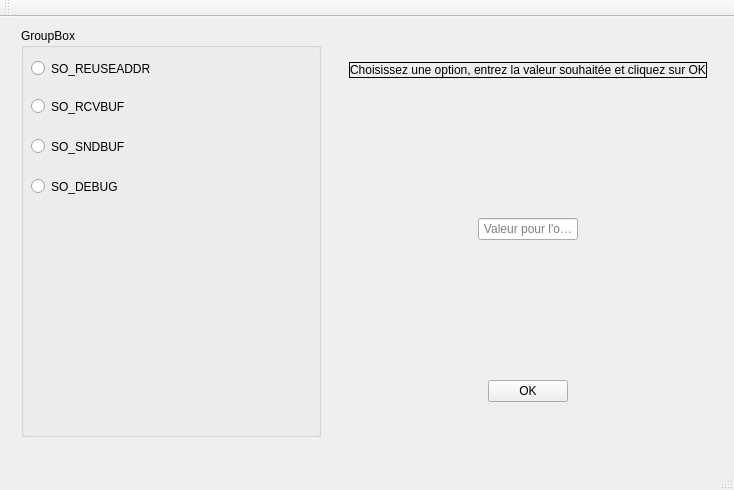
This is InterfaceGraphique/mainwindow.ui in Joe57/ProjetReseauM1 as Qt 5 draws it before an edit. The edited form follows.
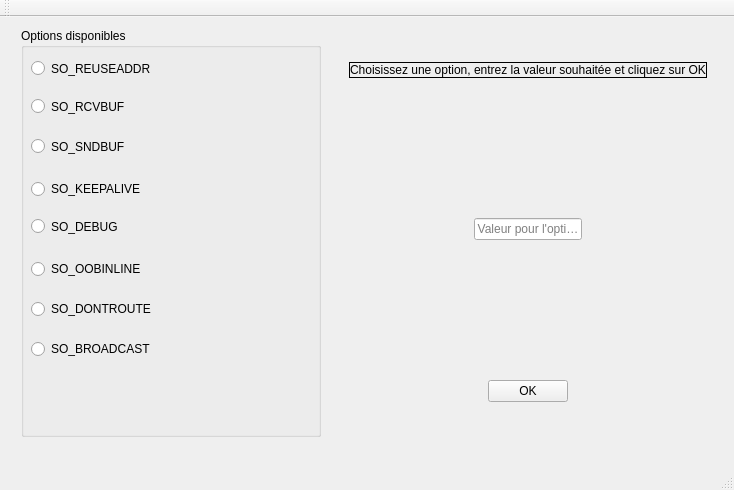
This is the edited form.

```diff
--- a/InterfaceGraphique/mainwindow.ui
+++ b/InterfaceGraphique/mainwindow.ui
@@ -39,7 +39,7 @@
         </size>
        </property>
        <property name="title">
-        <string>GroupBox</string>
+        <string>Options disponibles</string>
        </property>
        <widget class="QRadioButton" name="radioButton_1">
         <property name="geometry">
@@ -80,17 +80,69 @@
          <string>SO_SNDBUF</string>
         </property>
        </widget>
+       <widget class="QRadioButton" name="radioButton_5">
+        <property name="geometry">
+         <rect>
+          <x>10</x>
+          <y>190</y>
+          <width>151</width>
+          <height>17</height>
+         </rect>
+        </property>
+        <property name="text">
+         <string>SO_DEBUG</string>
+        </property>
+       </widget>
        <widget class="QRadioButton" name="radioButton_4">
         <property name="geometry">
          <rect>
           <x>10</x>
           <y>150</y>
-          <width>151</width>
-          <height>17</height>
+          <width>161</width>
+          <height>22</height>
          </rect>
         </property>
         <property name="text">
-         <string>SO_DEBUG</string>
+         <string>SO_KEEPALIVE</string>
+        </property>
+       </widget>
+       <widget class="QRadioButton" name="radioButton_6">
+        <property name="geometry">
+         <rect>
+          <x>10</x>
+          <y>230</y>
+          <width>171</width>
+          <height>22</height>
+         </rect>
+        </property>
+        <property name="text">
+         <string>SO_OOBINLINE</string>
+        </property>
+       </widget>
+       <widget class="QRadioButton" name="radioButton_7">
+        <property name="geometry">
+         <rect>
+          <x>10</x>
+          <y>270</y>
+          <width>161</width>
+          <height>22</height>
+         </rect>
+        </property>
+        <property name="text">
+         <string>SO_DONTROUTE</string>
+        </property>
+       </widget>
+       <widget class="QRadioButton" name="radioButton_8">
+        <property name="geometry">
+         <rect>
+          <x>10</x>
+          <y>310</y>
+          <width>171</width>
+          <height>22</height>
+         </rect>
+        </property>
+        <property name="text">
+         <string>SO_BROADCAST</string>
         </property>
        </widget>
       </widget>
@@ -164,7 +216,7 @@
          </property>
          <property name="maximumSize">
           <size>
-           <width>100</width>
+           <width>200</width>
            <height>16777215</height>
           </size>
          </property>
```
